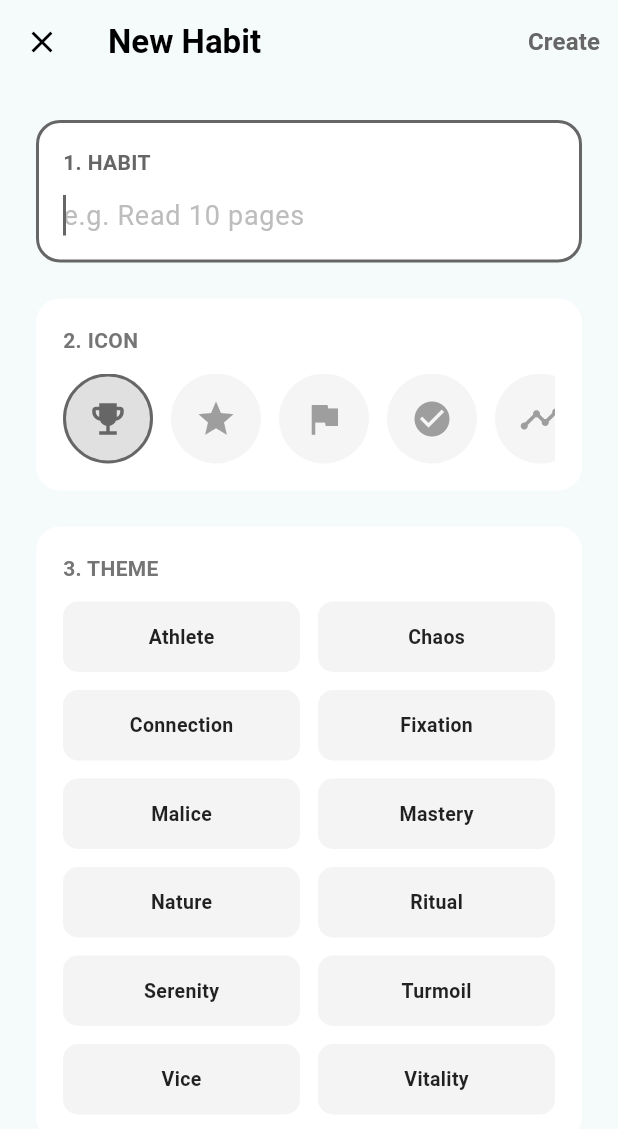
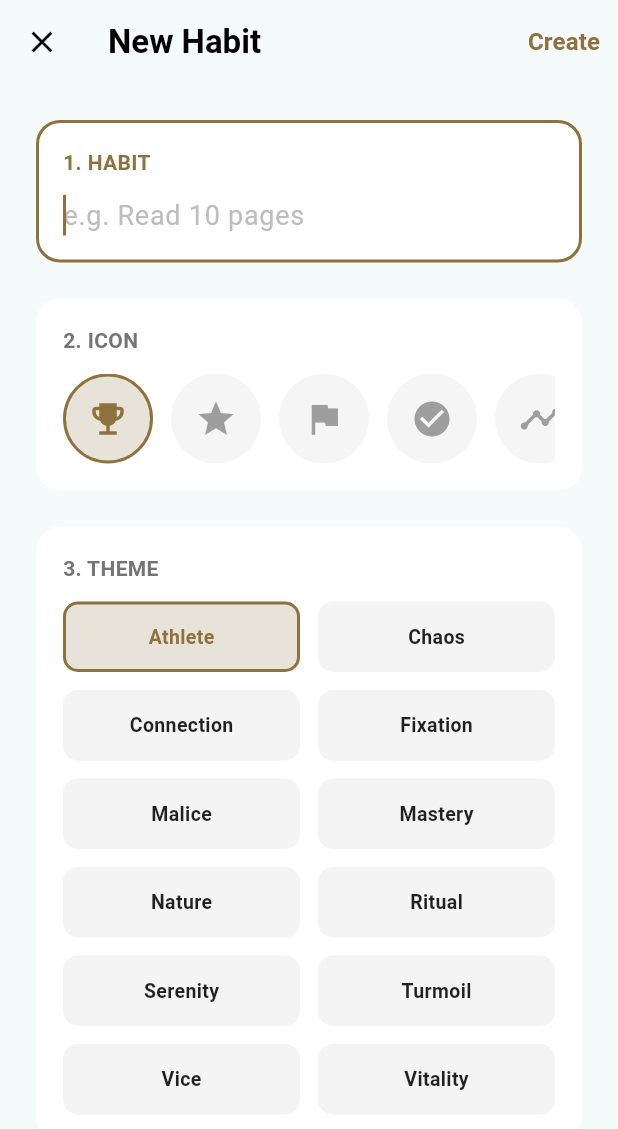
Before and after one commit to ksvslk/5y-habit-tracker, a Flutter app: the AddHabitScreen screen opened directly, on a phone screen of 412 x 824 dp. Shown: the top 1129 px of the screen. Run offline on Flutter 3.47's test engine with Material 3 defaults, Android fonts, the phone set to English and light mode, and no system bars; our stand-ins replace flutter_local_notifications, flutter_markdown, flutter_riverpod, flutter_timezone, isar, riverpod_annotation and 4 more; missing offline and left inert: flutter_gemma, markdown; accounts and stored records are empty; generated files the repository leaves out were written again.

Commit message:
Add more icons and fix default theme

```diff
--- a/lib/ui/screens/add_habit_screen.dart
+++ b/lib/ui/screens/add_habit_screen.dart
@@ -14,7 +14,7 @@ class AddHabitScreen extends ConsumerStatefulWidget {
 
 class _AddHabitScreenState extends ConsumerState<AddHabitScreen> {
   String name = '';
-  String selectedTheme = 'scholar';
+  String selectedTheme = 'athlete';
 
   // 1. We can leave this as green or any color,
   // because it will be overwritten instantly in initState.
@@ -28,7 +28,8 @@ class _AddHabitScreenState extends ConsumerState<AddHabitScreen> {
   late FocusNode _iconFocusNode;
 
   // --- ICON LIBRARY ---
-  final List<IconData> _availableIcons = [
+final List<IconData> _availableIcons = [
+    // Originals
     Icons.emoji_events,
     Icons.star,
     Icons.flag,
@@ -53,6 +54,30 @@ class _AddHabitScreenState extends ConsumerState<AddHabitScreen> {
     Icons.palette,
     Icons.local_florist,
     Icons.self_improvement,
+
+    // New Additions
+    Icons.hiking,                 // Outdoors/Hiking
+    Icons.pool,                   // Swimming
+    Icons.pedal_bike,             // Cycling
+    Icons.sports_soccer,          // Team sports
+    Icons.spa,                    // Relaxation/Massage
+    Icons.school,                 // Study/Class
+    Icons.language,               // Language learning
+    Icons.edit,                   // Journaling/Writing
+    Icons.monitor,                // Computer work/Screen time
+    Icons.attach_money,           // Finance/Budget
+    Icons.savings,                // Saving money
+    Icons.shopping_cart,          // Groceries
+    Icons.cleaning_services,      // Chores/Cleaning
+    Icons.local_laundry_service,  // Laundry
+    Icons.pets,                   // Pet care
+    Icons.kitchen,                // Cooking
+    Icons.coffee,                 // Caffeine control or morning coffee
+    Icons.celebration,            // Social events
+    Icons.photo_camera,           // Photography/Hobbies
+    Icons.videogame_asset,        // Gaming
+    Icons.smoke_free,             // Quitting smoking
+    Icons.do_not_disturb,         // Digital detox/Focus mode
   ];
 
   @override
```
